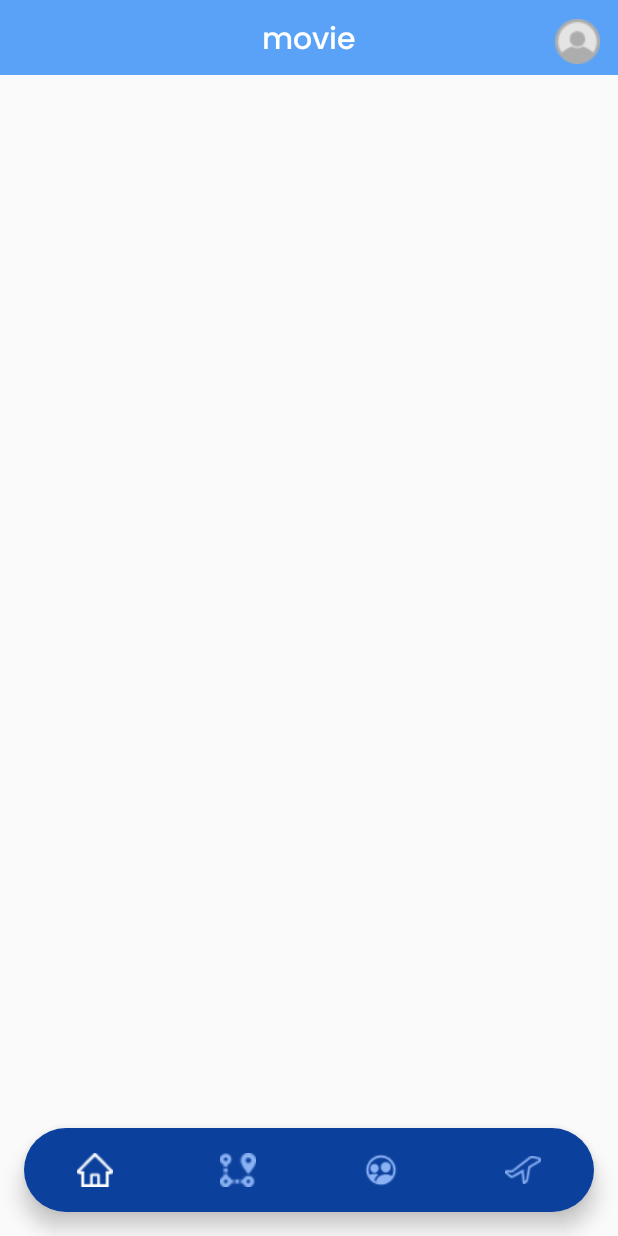
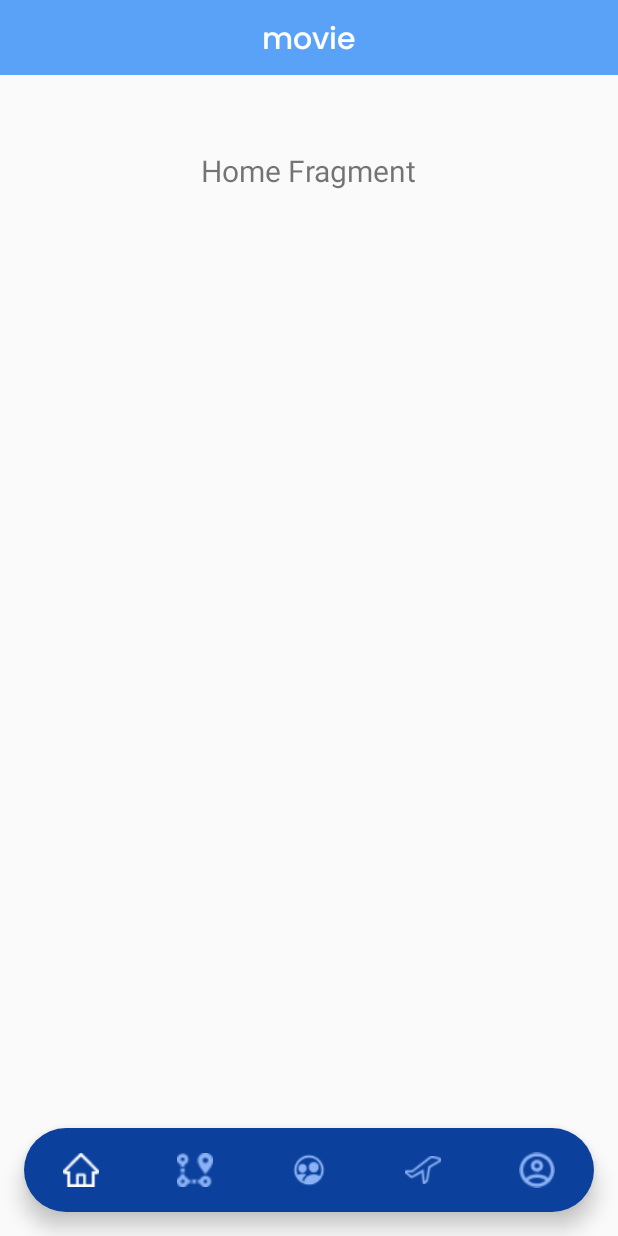
Before and after one commit to Hansel-and-Gretel/crum_android, an Android app: the screen it shows after launch (MainActivity), on a phone screen of 412 x 824 dp. Run offline under Robolectric (Android 15) with nearby library versions, the phone set to English and light mode, and no system bars.

Commit message:
bottom_nav - appbar changes, ViewPager (only home)

```diff
--- a/app/src/main/java/kr/ac/konkuk/cookiehouse/Home/MainActivity.java
+++ b/app/src/main/java/kr/ac/konkuk/cookiehouse/Home/MainActivity.java
@@ -2,6 +2,7 @@ package kr.ac.konkuk.cookiehouse.Home;
 
 import androidx.appcompat.app.AppCompatActivity;
 import androidx.appcompat.widget.Toolbar;
+import androidx.viewpager.widget.ViewPager;
 
 import android.content.Context;
 import android.os.Bundle;
@@ -12,6 +13,7 @@ import android.widget.TextView;
 import android.widget.Toast;
 
 import com.google.android.material.bottomnavigation.BottomNavigationView;
+import com.google.android.material.tabs.TabLayout;
 
 import kr.ac.konkuk.cookiehouse.R;
 import kr.ac.konkuk.cookiehouse.Utils.BottomNavigationViewHelper;
@@ -35,9 +37,27 @@ public class MainActivity extends AppCompatActivity {
 
         //nav bar
         setupBottomNavigationView();
+        setUpViewPager();
+
+    }
+
+
+    /*
+    *  viewpager : add home, mypage fragments
+    *  삭제예정
+    * */
+    private void setUpViewPager(){
+        SectionPagerAdapter adapter = new SectionPagerAdapter(getSupportFragmentManager());
+        adapter.addFragment(new HomeFragment() );
+        adapter.addFragment(new MyPageFragment());
+        ViewPager viewPager = (ViewPager) findViewById(R.id.container); //layout_center_viewpager 내부
+        viewPager.setAdapter(adapter);
 
 
     }
+
+
+
 
     /*
     * Bottom Navigation view setup
@@ -64,37 +84,41 @@ public class MainActivity extends AppCompatActivity {
         toolbar_title.setText(toolbar.getTitle());
         getSupportActionBar().setDisplayShowTitleEnabled(false);
 
+
     }
 
 
-    //메뉴 등록하기
-    @Override
-    public boolean onCreateOptionsMenu(Menu menu){
-        getMenuInflater().inflate(R.menu.toolbar_menu, menu);
-        return true;
-    }
 
 
-    //앱바 메뉴 클릭 이벤트
-    @Override
-    public boolean onOptionsItemSelected(MenuItem item) {
-        switch (item.getItemId()) {
-            case R.id.mypage:
-                // User chose the "Settings" item, show the app settings UI...
-                Toast.makeText(getApplicationContext(),"마이페이지", Toast.LENGTH_SHORT).show();
-                return true;
-
-//            case R.id.menu:
-//                Toast.makeText(getApplicationContext(),"메뉴1 클릭", Toast.LENGTH_SHORT).show();
+//    //툴바 메누
+//    //메뉴 등록하기
+//    @Override
+//    public boolean onCreateOptionsMenu(Menu menu){
+//        getMenuInflater().inflate(R.menu.toolbar_menu, menu);
+//        return true;
+//    }
+//
+//
+//    //앱바 메뉴 클릭 이벤트
+//    @Override
+//    public boolean onOptionsItemSelected(MenuItem item) {
+//        switch (item.getItemId()) {
+//            case R.id.mypage:
+//                // User chose the "Settings" item, show the app settings UI...
+//                Toast.makeText(getApplicationContext(),"마이페이지", Toast.LENGTH_SHORT).show();
 //                return true;
-
-            default:
-                // If we got here, the user's action was not recognized.
-                // Invoke the superclass to handle it.
-                return super.onOptionsItemSelected(item);
-
-        }
-    }
+//
+////            case R.id.menu:
+////                Toast.makeText(getApplicationContext(),"메뉴1 클릭", Toast.LENGTH_SHORT).show();
+////                return true;
+//
+//            default:
+//                // If we got here, the user's action was not recognized.
+//                // Invoke the superclass to handle it.
+//                return super.onOptionsItemSelected(item);
+//
+//        }
+//    }
 
 
 
--- /dev/null
+++ b/app/src/main/java/kr/ac/konkuk/cookiehouse/Home/SectionPagerAdapter.java
@@ -0,0 +1,42 @@
+package kr.ac.konkuk.cookiehouse.Home;
+
+import androidx.annotation.NonNull;
+import androidx.fragment.app.Fragment;
+import androidx.fragment.app.FragmentManager;
+import androidx.fragment.app.FragmentPagerAdapter;
+
+import java.util.ArrayList;
+import java.util.List;
+
+/*
+* Created by Chanhee on 17-10-2020
+* Class that stores fragments for toolbar
+* 필요한가?
+* */
+
+public class SectionPagerAdapter extends FragmentPagerAdapter {
+
+    private static final String TAG = "SectionPagerAdapter";
+
+    private final List<Fragment> mFragmentList = new ArrayList<>();
+
+    public SectionPagerAdapter(FragmentManager fm){
+        super(fm);
+    }
+
+    @NonNull
+    @Override
+    public Fragment getItem(int position) {
+        return mFragmentList.get(position);
+    }
+
+
+    @Override
+    public int getCount() {
+        return mFragmentList.size();
+    }
+
+    public void addFragment(Fragment fragment){
+        mFragmentList.add(fragment);
+    }
+}
--- a/app/src/main/java/kr/ac/konkuk/cookiehouse/Path/PathActivity.java
+++ b/app/src/main/java/kr/ac/konkuk/cookiehouse/Path/PathActivity.java
@@ -26,7 +26,6 @@ public class PathActivity extends AppCompatActivity {
         Log.d(TAG, "onCreate : started");
 
 
-
         setupBottomNavigationView();
     }
 
--- /dev/null
+++ b/app/src/main/res/layout/layout_top_mypagebar.xml
@@ -0,0 +1,6 @@
+<?xml version="1.0" encoding="utf-8"?>
+<androidx.constraintlayout.widget.ConstraintLayout
+    xmlns:android="http://schemas.android.com/apk/res/android" android:layout_width="match_parent"
+    android:layout_height="match_parent">
+
+</androidx.constraintlayout.widget.ConstraintLayout>
--- a/app/src/main/res/layout/layout_top_toolbar.xml
+++ b/app/src/main/res/layout/layout_top_toolbar.xml
@@ -16,7 +16,6 @@
                 android:layout_width="match_parent"
                 android:layout_height="?actionBarSize"
                 android:background="@color/colorSkyblue"
-                app:menu="@menu/toolbar_menu"
                 android:paddingRight="5dp"
                 >
 
--- a/app/src/main/res/menu/bottom_navigation_menu.xml
+++ b/app/src/main/res/menu/bottom_navigation_menu.xml
@@ -19,4 +19,10 @@
         android:id="@+id/places"
         android:icon="@drawable/ic_places"
         android:title="Places" />
+
+    <item
+        android:id="@+id/mypage"
+        android:icon="@drawable/ic_my"
+        android:title="Places" />
+
 </menu>
```
Also changed, not shown: app/src/main/java/kr/ac/konkuk/cookiehouse/MyPage/MyPageActivity.java (+6 -4 lines), app/src/main/java/kr/ac/konkuk/cookiehouse/Utils/BottomNavigationViewHelper.java (+7 -0 lines), app/src/main/res/drawable/ic_my.png, app/src/main/res/menu/toolbar_menu.xml (indentation only).
